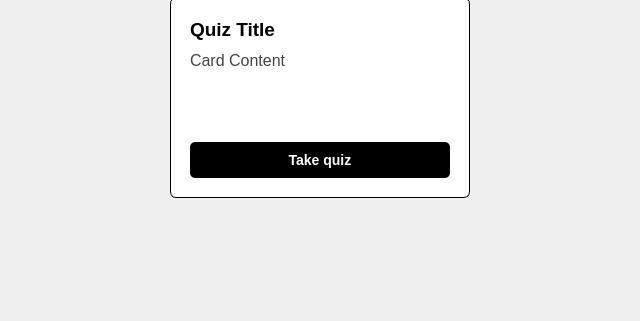
First picture: the form in pages/dashboard.ui, repository otomir23/quizzycat-desktop, before the edit; both pictures show x 0 to 640 and y 159 to 480 of the 640 by 480 pixel window.
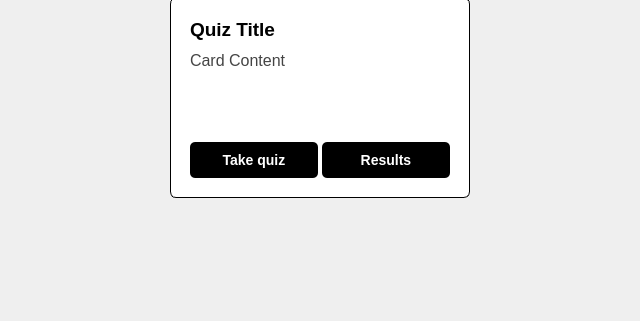
Second picture: the form after the edit.

Commit message: Add dashboard for teacher

What changed in the file:
```diff
--- a/pages/dashboard.ui
+++ b/pages/dashboard.ui
@@ -247,7 +247,12 @@
                                     </spacer>
                                 </item>
                                 <item>
-                                    <widget class="QPushButton" name="quizStartButton">
+                                    <layout class="QHBoxLayout" name="buttonLayout">
+                                        <property name="spacing">
+                                            <number>4</number>
+                                        </property>
+                                        <item>
+                                            <widget class="QPushButton" name="quizActionButton">
                                         <property name="text">
                                             <string>Take quiz</string>
                                         </property>
@@ -260,22 +265,55 @@
                                         </property>
                                         <property name="styleSheet">
                                             <string notr="true">
-                                                QPushButton {
-                                                    border-radius: 5px;
-                                                    background-color: #000;
-                                                    color: #fff;
-                                                    padding: 10px;
-                                                    font-size: 14px;
-                                                }
-                                                QPushButton:hover {
-                                                    background-color: #111;
-                                                }
+                                                        QPushButton {
+                                                            border-radius: 5px;
+                                                            background-color: #000;
+                                                            color: #fff;
+                                                            padding: 10px;
+                                                            font-size: 14px;
+                                                        }
+                                                        QPushButton:hover {
+                                                            background-color: #111;
+                                                        }
                                             </string>
                                         </property>
                                         <property name="cursor">
                                             <cursorShape>PointingHandCursor</cursorShape>
                                         </property>
                                     </widget>
+                                        </item>
+                                        <item>
+                                            <widget class="QPushButton" name="quizResultsButton">
+                                                <property name="text">
+                                                    <string>Results</string>
+                                                </property>
+                                                <property name="font">
+                                                    <font>
+                                                        <pointsize>12</pointsize>
+                                                        <bold>true</bold>
+                                                        <weight>75</weight>
+                                                    </font>
+                                                </property>
+                                                <property name="styleSheet">
+                                                    <string notr="true">
+                                                        QPushButton {
+                                                            border-radius: 5px;
+                                                            background-color: #000;
+                                                            color: #fff;
+                                                            padding: 10px;
+                                                            font-size: 14px;
+                                                        }
+                                                        QPushButton:hover {
+                                                            background-color: #111;
+                                                        }
+                                                    </string>
+                                                </property>
+                                                <property name="cursor">
+                                                    <cursorShape>PointingHandCursor</cursorShape>
+                                                </property>
+                                            </widget>
+                                        </item>
+                                    </layout>
                                 </item>
                             </layout>
                         </widget>
```
Left out of the diff: 6 changed lines with no effect on the pictures. Lines whose indentation alone changed are shown as unchanged. The commit also changes 2 other files.
